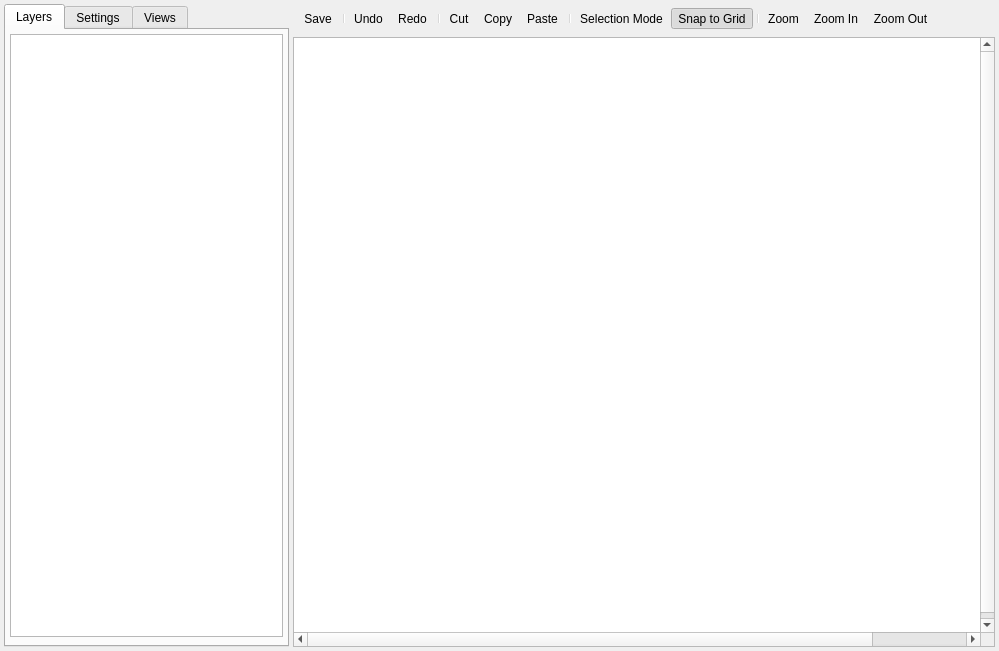
Above: Editors/RoomEditor.ui from enigma-dev/RadialGM before the change. Below: the same form after it.
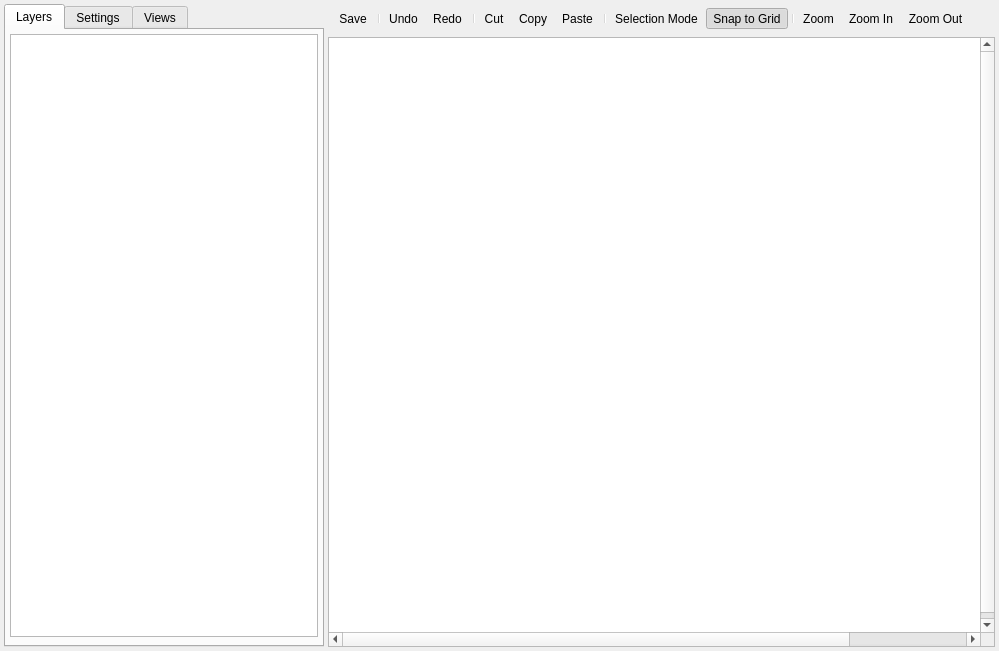
That is the form after the change. Icons and pictures are not drawn.

```diff
--- a/Editors/RoomEditor.ui
+++ b/Editors/RoomEditor.ui
@@ -46,6 +46,12 @@
          <verstretch>0</verstretch>
         </sizepolicy>
        </property>
+       <property name="minimumSize">
+        <size>
+         <width>320</width>
+         <height>0</height>
+        </size>
+       </property>
        <property name="tabShape">
         <enum>QTabWidget::Rounded</enum>
        </property>
@@ -92,6 +98,12 @@
              <verstretch>1</verstretch>
             </sizepolicy>
            </property>
+           <property name="minimumSize">
+            <size>
+             <width>259</width>
+             <height>0</height>
+            </size>
+           </property>
           </widget>
          </item>
          <item>
```
